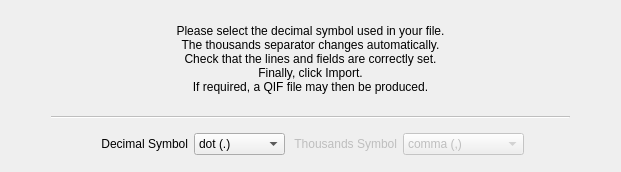
Above: kmymoney/plugins/csvimport/completionwizardpage.ui from KDE/kmymoney before the change. Below: the same form after it.
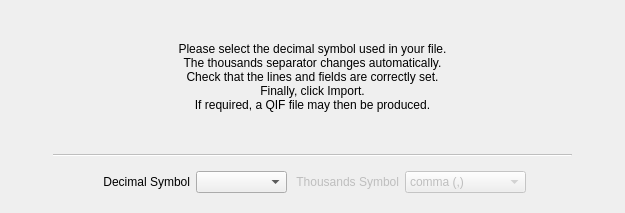
That is the form after the change.

```diff
--- a/kmymoney/plugins/csvimport/completionwizardpage.ui
+++ b/kmymoney/plugins/csvimport/completionwizardpage.ui
@@ -2,6 +2,14 @@
 <ui version="4.0">
  <class>CompletionPage</class>
  <widget class="QWidget" name="CompletionPage">
+  <property name="geometry">
+   <rect>
+    <x>0</x>
+    <y>0</y>
+    <width>625</width>
+    <height>213</height>
+   </rect>
+  </property>
   <property name="sizePolicy">
    <sizepolicy hsizetype="Expanding" vsizetype="Expanding">
     <horstretch>0</horstretch>
@@ -129,6 +137,9 @@
           <string>Click to select the required decimal symbol, and to
 check that the selected symbol matches the data.</string>
          </property>
+         <property name="currentIndex">
+          <number>-1</number>
+         </property>
          <item>
           <property name="text">
            <string>dot (.)</string>
```
